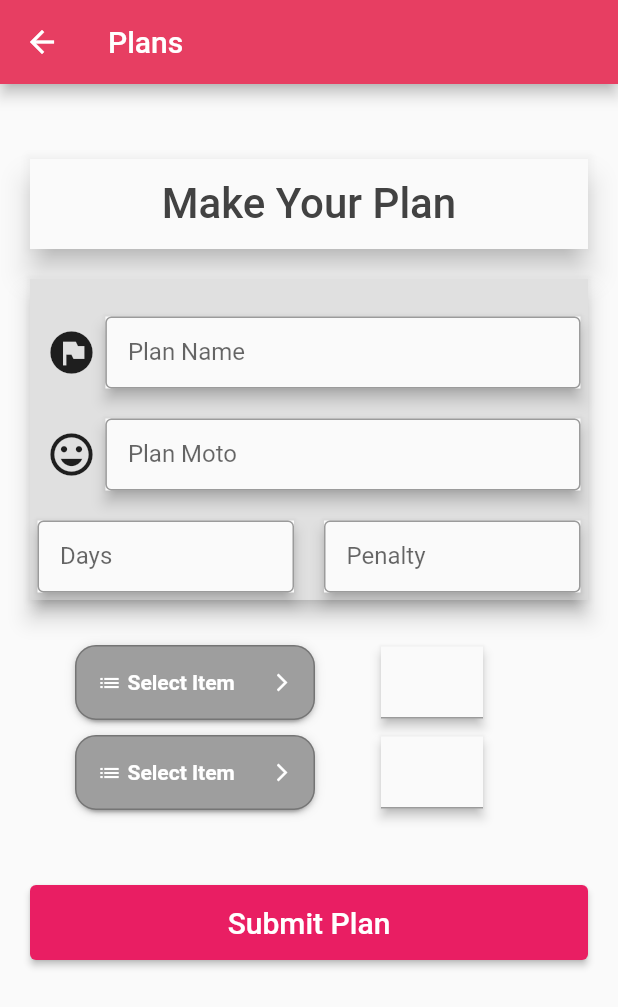
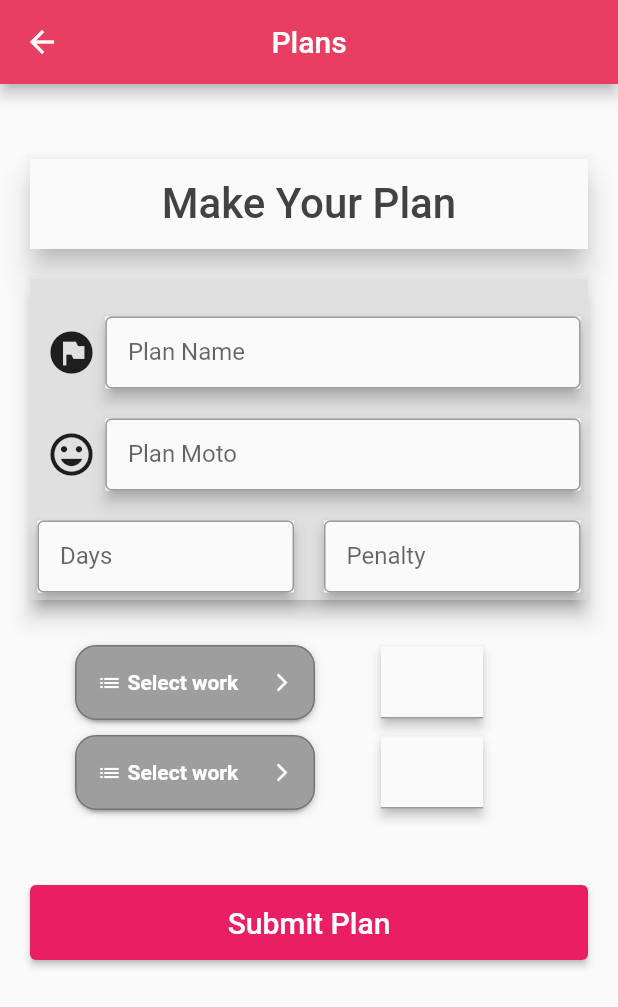
Before and after one commit to Uniquegaurav/hackathon_frontend, a Flutter app: the screen it shows after launch, after a tap on "Fitness", on a phone screen of 412 x 824 dp. Shown: the top 1007 px of the screen. Run offline on Flutter 3.47's test engine with Material 2 defaults, Android fonts, the light colour scheme and no system bars; drawn by our look-alikes of dropdown_button2; our stand-ins replace get, glass, logger, step_progress_indicator; network calls fail.

Commit message:
ui design final

```diff
--- /dev/null
+++ b/lib/constants/constants.dart
@@ -0,0 +1,5 @@
+class ApiConstants {
+  static String baseUrl = 'https://8029-114-69-241-94.in.ngrok.io/api/v1';
+  static String goalEndpoint = '/goals';
+  static String planEndpoint = '/plan';
+}
--- a/lib/screens/home_screen/layout/home_screen_phone_layout.dart
+++ b/lib/screens/home_screen/layout/home_screen_phone_layout.dart
@@ -1,13 +1,15 @@
-
 import 'package:flutter/material.dart';
 import 'package:get/get.dart';
+import 'package:hackathon_frontend/screens/home_screen/home_screen.dart';
 import 'package:hackathon_frontend/screens/login_screen/widgets/login_alert_widget.dart';
 import 'package:hackathon_frontend/controllers/pop_up_controller.dart';
 import 'package:hackathon_frontend/screens/home_screen/view_model/home_screen_view_model.dart';
 import 'package:hackathon_frontend/screens/home_screen/widgets/grid_view_widget.dart';
 import 'package:hackathon_frontend/screens/login_screen/login_screen.dart';
 import 'dart:ui' as ui;
-
+import 'package:logger/logger.dart';
+import 'package:hackathon_frontend/screens/progress_screen/progress_screen.dart';
+import 'package:hackathon_frontend/screens/wallet_screen/wallet_screen.dart';
 
 
 class HomeScreenPhoneLayout extends StatefulWidget {
@@ -18,11 +20,28 @@ class HomeScreenPhoneLayout extends StatefulWidget {
 }
 
 class _HomeScreenPhoneLayoutState extends State<HomeScreenPhoneLayout> {
-
   final HomeScreenViewModel homeScreenViewModel =
   Get.put(HomeScreenViewModel());
+  @override
+  void initState() {
+    homeScreenViewModel.getGoalsData();
+    super.initState();
+  }
+
+
   int _selectedIndex = 0;
+
   void _onItemTapped(int index) {
+    if(_selectedIndex!=index) {
+      switch (index) {
+        case 1:
+          Get.to(const ProgressScreen());
+          break;
+        case 2:
+          Get.to(const WalletScreen());
+          break;
+      }
+    }
     setState(() {
       _selectedIndex = index;
     });
@@ -56,16 +75,17 @@ class _HomeScreenPhoneLayoutState extends State<HomeScreenPhoneLayout> {
       ),
       body: SingleChildScrollView(
         child: Padding(
-          padding: const EdgeInsetsDirectional.only(start: 10,top: 10,end: 10,bottom: 5),
+          padding: const EdgeInsetsDirectional.only(
+              start: 10, top: 20, end: 10, bottom: 5),
           child: Center(
             child: Column(
               children: [
                 Text(
-                    'Greetings, planet!',
+                  'HEALTH AND LIFESTYLE',
                   style: TextStyle(
-                        fontSize: 35,
+                      fontSize: 25,
                       foreground: Paint()
-                          ..shader =ui.Gradient.linear(
+                        ..shader = ui.Gradient.linear(
                           const Offset(0, 120),
                           const Offset(30, 20),
                           <Color>[
@@ -88,15 +108,16 @@ class _HomeScreenPhoneLayoutState extends State<HomeScreenPhoneLayout> {
         backgroundColor: const Color.fromARGB(255, 255, 59, 99),
         items: const <BottomNavigationBarItem>[
           BottomNavigationBarItem(
-            icon: Icon(Icons.home,color: Colors.white,),
+            icon: Icon(Icons.home, color: Colors.white,),
             label: 'Home',
           ),
           BottomNavigationBarItem(
-            icon: Icon(Icons.calendar_month,color: Colors.white),
+            icon: Icon(Icons.calendar_month, color: Colors.white),
             label: 'Progress',
           ),
           BottomNavigationBarItem(
-            icon: Icon(Icons.account_balance_wallet_rounded,color: Colors.white),
+            icon: Icon(
+                Icons.account_balance_wallet_rounded, color: Colors.white),
             label: 'Wallet',
           ),
         ],
--- a/lib/screens/home_screen/view_model/home_screen_view_model.dart
+++ b/lib/screens/home_screen/view_model/home_screen_view_model.dart
@@ -1,3 +1,21 @@
+import 'package:get/get.dart';
+import 'package:hackathon_frontend/models/goal_model.dart';
+import 'package:hackathon_frontend/service/api_service.dart';
+import 'package:logger/logger.dart';
+
 class HomeScreenViewModel{
 
+
+  RxList nameList  = [].obs;
+  RxList  descriptionList =  [].obs;
+
+  void getGoalsData() async{
+    List<GoalModel>  model = (await ApiService().getGoals())!;
+    Logger().d("view model called");
+    for(var goal in model){
+      nameList.add(goal.name);
+      descriptionList.add(goal.description);
+    }
+  }
+
 }
--- a/lib/screens/home_screen/widgets/grid_view_widget.dart
+++ b/lib/screens/home_screen/widgets/grid_view_widget.dart
@@ -1,11 +1,13 @@
 import 'package:flutter/material.dart';
 import 'package:get/get.dart';
+import 'package:hackathon_frontend/screens/home_screen/view_model/home_screen_view_model.dart';
 import 'package:hackathon_frontend/screens/plan_Screen/plan_screen.dart';
 
 class GridViewWidget extends StatelessWidget {
   GridViewWidget({Key? key}) : super(key: key);
+  final HomeScreenViewModel homeScreenViewModel  = Get.find();
   final goalList = ["Fitness", "Sleep" ,"Diet" ,"Yoga"];
-  final goalListDesc = ["Stay fit", "Sleep on time" ,"Prepare yourDiet" ,"Yoga is love"];
+  final goalListDesc = ["Show up, train up, never give up", "Sound sleep for a great day" ,"Healthy outside starts inside" ,"Yoga wellness of mind and body"];
   @override
   Widget build(BuildContext context) {
     return Center(
--- a/lib/screens/plan_Screen/layout/plan_screen_phone_layout.dart
+++ b/lib/screens/plan_Screen/layout/plan_screen_phone_layout.dart
@@ -7,6 +7,7 @@ class PlanScreenPhoneLayout extends StatelessWidget {
   Widget build(BuildContext context) {
     return Scaffold(
       appBar: AppBar(
+        centerTitle: true,
         title: const Text("Plans"),
         backgroundColor: const Color.fromARGB(255, 231, 62, 98),
       ),
--- a/lib/screens/plan_Screen/widgets/plan_form_widget.dart
+++ b/lib/screens/plan_Screen/widgets/plan_form_widget.dart
@@ -155,7 +155,7 @@ class PlanFormWidget extends StatelessWidget {
                       Expanded(
                           flex: 2,
                           child:
-                              Material(elevation: 3, child: TextFormField())),
+                              Material(elevation: 3, child: Center(child: TextFormField()))),
                       const SizedBox(
                         width: 70,
                       ),
@@ -175,7 +175,7 @@ class PlanFormWidget extends StatelessWidget {
                       Expanded(
                           flex: 2,
                           child:
-                              Material(elevation: 3, child: TextFormField())),
+                              Material(elevation: 3, child: Center(child: TextFormField()))),
                       const SizedBox(
                         width: 70,
                       ),
--- a/lib/screens/plan_Screen/widgets/plan_select_form.dart
+++ b/lib/screens/plan_Screen/widgets/plan_select_form.dart
@@ -10,14 +10,12 @@ class PlanSelectForm extends StatefulWidget {
 
 class _PlanSelectFormState extends State<PlanSelectForm> {
   final List<String> items = [
-    'Item1',
-    'Item2',
-    'Item3',
-    'Item4',
-    'Item5',
-    'Item6',
-    'Item7',
-    'Item8',
+    'Squats',
+    'Push ups',
+    'Dumbbell rows',
+    'Side planks',
+    'Bench Press',
+    'Pull up',
   ];
   String? selectedValue;
   @override
@@ -40,7 +38,7 @@ class _PlanSelectFormState extends State<PlanSelectForm> {
                     ),
                     Expanded(
                       child: Text(
-                        'Select Item',
+                        'Select work',
                         style: TextStyle(
                           fontSize: 14,
                           fontWeight: FontWeight.bold,
--- a/lib/screens/progress_screen/widgets/progress_grid_view.dart
+++ b/lib/screens/progress_screen/widgets/progress_grid_view.dart
@@ -7,7 +7,7 @@ class ProgressGridViewWidget extends StatefulWidget {
 }
 
 class _ProgressGridViewWidgetState extends State<ProgressGridViewWidget> {
-  final progressList = [1,1,1,1,0,0,-1,-1,-1,-1,-1,-1,-1,-1,-1,-1,-1,-1,-1,-1,-1,-1,-1,-1,-1,-1];
+  final progressList = [1,1,1,1,0,0,1,1,1,0,1,1,1,-1,-1,-1,-1,-1,-1,-1,-1,-1,-1,-1,-1,-1,-1,-1,-1,-1];
   @override
   Widget build(BuildContext context) {
     return GridView.builder(
@@ -19,7 +19,7 @@ class _ProgressGridViewWidgetState extends State<ProgressGridViewWidget> {
           return Card(
             color: const Color(0xff54BAB9),
             child: Center(
-              child: progressList[index] == 0 ? const Icon(Icons.close,color: Colors.yellow,) :
+              child: progressList[index] == 0 ? const Icon(Icons.close,color: Colors.red,) :
               (progressList[index] == 1 ?
                   const Icon(Icons.done,color: Colors.yellow,) :
                 Text("${index+1}",style: const TextStyle(color: Colors.white),)),
--- a/lib/screens/wallet_screen/layout/wallet_screen_layout.dart
+++ b/lib/screens/wallet_screen/layout/wallet_screen_layout.dart
@@ -8,6 +8,7 @@ class WalletScreenLayout extends StatelessWidget {
   Widget build(BuildContext context) {
     return Scaffold(
       appBar: AppBar(
+        centerTitle: true,
         title: const Text("Wallet"),
         backgroundColor: const Color.fromARGB(255, 231, 62, 98),
       ),
--- /dev/null
+++ b/lib/service/api_service.dart
@@ -0,0 +1,25 @@
+import 'dart:developer';
+
+import 'package:hackathon_frontend/constants/constants.dart';
+import 'package:hackathon_frontend/models/goal_model.dart';
+import 'package:hackathon_frontend/models/plan_model.dart';
+import 'package:http/http.dart' as http;
+import 'package:logger/logger.dart';
+
+class ApiService {
+
+  Future<List<GoalModel>?> getGoals() async {
+    List<GoalModel> model = [];
+    try {
+      var url = Uri.parse(ApiConstants.baseUrl + ApiConstants.goalEndpoint);
+      var response = await http.get(url);
+      Logger().d("response data : $response");
+      if (response.statusCode == 200) {
+         model = goalModelFromJson(response.body);
+      }
+    } catch (e) {
+      log(e.toString());
+    }
+    return model;
+  }
+}
--- a/pubspec.yaml
+++ b/pubspec.yaml
@@ -38,6 +38,8 @@ dependencies:
   dropdown_button2: ^1.7.2
   glass: ^1.0.1+1
   step_progress_indicator: ^1.0.2
+  http: ^0.13.5
+  logger: ^1.1.0
 
   # The following adds the Cupertino Icons font to your application.
   # Use with the CupertinoIcons class for iOS style icons.
```
Also changed, not shown: lib/models/goal_model.dart (added, +26 -0 lines), lib/models/plan_model.dart (added, +26 -0 lines), lib/screens/progress_screen/layout/progress_screen_mobile_layout.dart (+7 -7 lines), lib/screens/wallet_screen/widgets/wallet_form_widget.dart (+0 -7 lines), pubspec.lock. Lines whose indentation alone changed are shown as unchanged.
